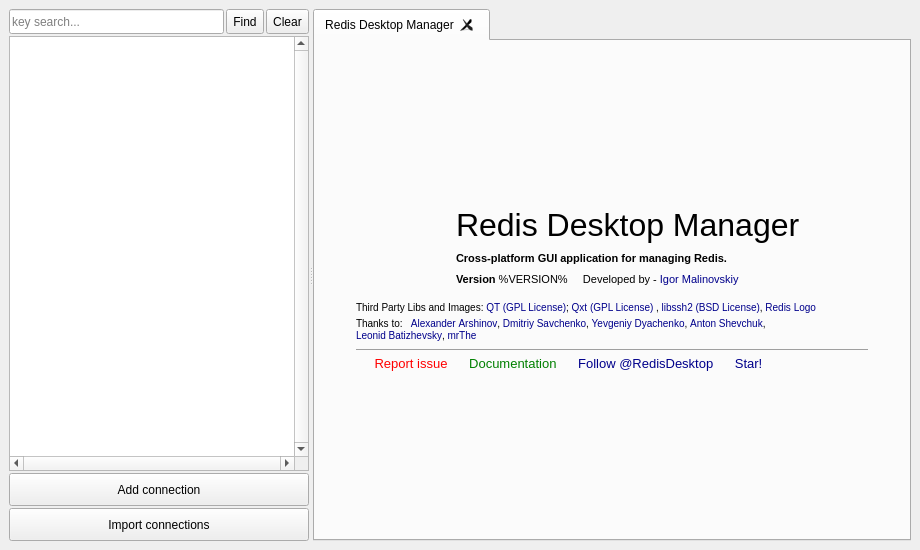
Above: redis-desktop-manager/forms/demo.ui from RedisInsight/RedisDesktopManager before the change. Below: the same form after it.
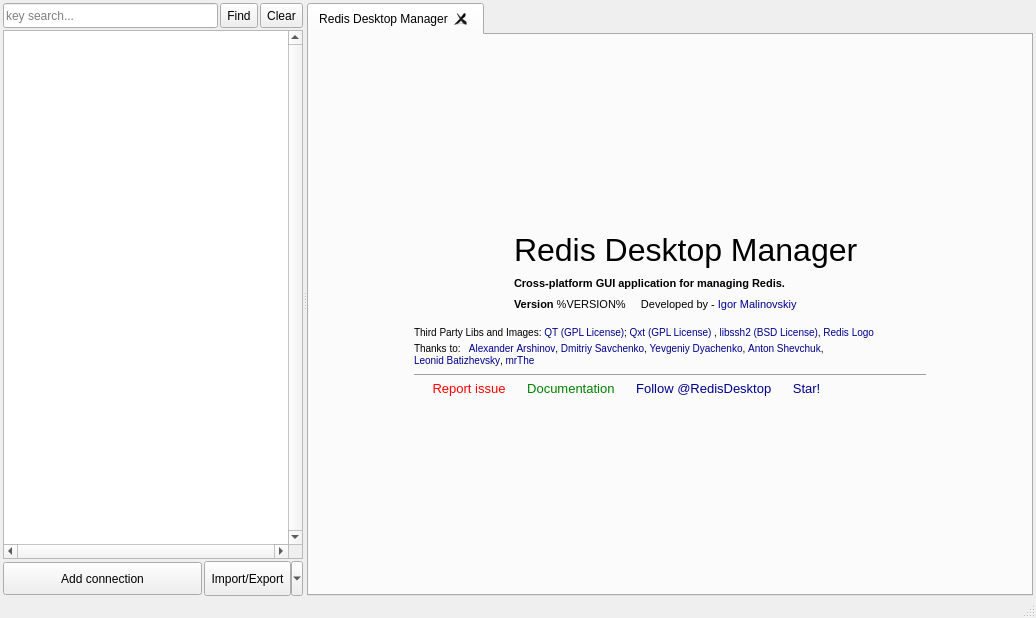
That is the form after the change. Icons and pictures are not drawn.

What changed in the file:
```diff
--- a/redis-desktop-manager/forms/demo.ui
+++ b/redis-desktop-manager/forms/demo.ui
@@ -7,8 +7,8 @@
    <rect>
     <x>0</x>
     <y>0</y>
-    <width>920</width>
-    <height>550</height>
+    <width>1036</width>
+    <height>618</height>
    </rect>
   </property>
   <property name="sizePolicy">
@@ -30,6 +30,9 @@
    <iconset resource="../Resources/demo.qrc">
     <normaloff>:/images/redisBigIcon.png</normaloff>:/images/redisBigIcon.png</iconset>
   </property>
+  <property name="styleSheet">
+   <string notr="true">font-family: tahoma, arial, ubuntu, sans-serif;</string>
+  </property>
   <property name="tabShape">
    <enum>QTabWidget::Rounded</enum>
   </property>
@@ -55,11 +58,29 @@
    <property name="layoutDirection">
     <enum>Qt::LeftToRight</enum>
    </property>
-   <layout class="QHBoxLayout" name="horizontalLayout">
+   <layout class="QGridLayout" name="gridLayout_3">
     <property name="sizeConstraint">
      <enum>QLayout::SetNoConstraint</enum>
     </property>
-    <item>
+    <property name="leftMargin">
+     <number>3</number>
+    </property>
+    <property name="topMargin">
+     <number>3</number>
+    </property>
+    <property name="rightMargin">
+     <number>3</number>
+    </property>
+    <property name="bottomMargin">
+     <number>0</number>
+    </property>
+    <property name="horizontalSpacing">
+     <number>5</number>
+    </property>
+    <property name="verticalSpacing">
+     <number>0</number>
+    </property>
+    <item row="0" column="0">
      <widget class="QSplitter" name="splitter">
       <property name="sizePolicy">
        <sizepolicy hsizetype="Expanding" vsizetype="Expanding">
@@ -232,6 +253,9 @@
             <height>16777215</height>
            </size>
           </property>
+          <property name="styleSheet">
+           <string notr="true">font-family: monospaced;</string>
+          </property>
           <property name="verticalScrollBarPolicy">
            <enum>Qt::ScrollBarAlwaysOn</enum>
           </property>
@@ -256,6 +280,8 @@
          </widget>
         </item>
         <item>
+         <layout class="QHBoxLayout" name="horizontalLayout">
+          <item>
          <widget class="QPushButton" name="pbAddServer">
           <property name="sizePolicy">
            <sizepolicy hsizetype="Preferred" vsizetype="Fixed">
@@ -285,27 +311,29 @@
          </widget>
         </item>
         <item>
-         <widget class="QPushButton" name="pbImportConnections">
+           <widget class="QToolButton" name="pbImportConnections">
           <property name="minimumSize">
            <size>
             <width>0</width>
-            <height>33</height>
-           </size>
-          </property>
-          <property name="maximumSize">
-           <size>
-            <width>300</width>
-            <height>16777215</height>
+              <height>35</height>
            </size>
           </property>
           <property name="text">
-           <string>Import connections</string>
+             <string>Import/Export</string>
           </property>
           <property name="icon">
            <iconset resource="../Resources/demo.qrc">
-            <normaloff>:/images/import.png</normaloff>:/images/import.png</iconset>
-          </property>
-         </widget>
+              <normaloff>:/images/rdm.ico</normaloff>:/images/rdm.ico</iconset>
+            </property>
+            <property name="popupMode">
+             <enum>QToolButton::MenuButtonPopup</enum>
+            </property>
+            <property name="toolButtonStyle">
+             <enum>Qt::ToolButtonTextBesideIcon</enum>
+            </property>
+           </widget>
+          </item>
+         </layout>
         </item>
        </layout>
       </widget>
@@ -325,6 +353,9 @@
        <property name="autoFillBackground">
         <bool>false</bool>
        </property>
+       <property name="styleSheet">
+        <string notr="true"/>
+       </property>
        <property name="tabPosition">
         <enum>QTabWidget::North</enum>
        </property>
@@ -508,6 +539,7 @@
     </item>
    </layout>
   </widget>
+  <widget class="QStatusBar" name="statusBar"/>
  </widget>
  <resources>
   <include location="../Resources/demo.qrc"/>
```
Lines whose indentation alone changed are shown as unchanged.
